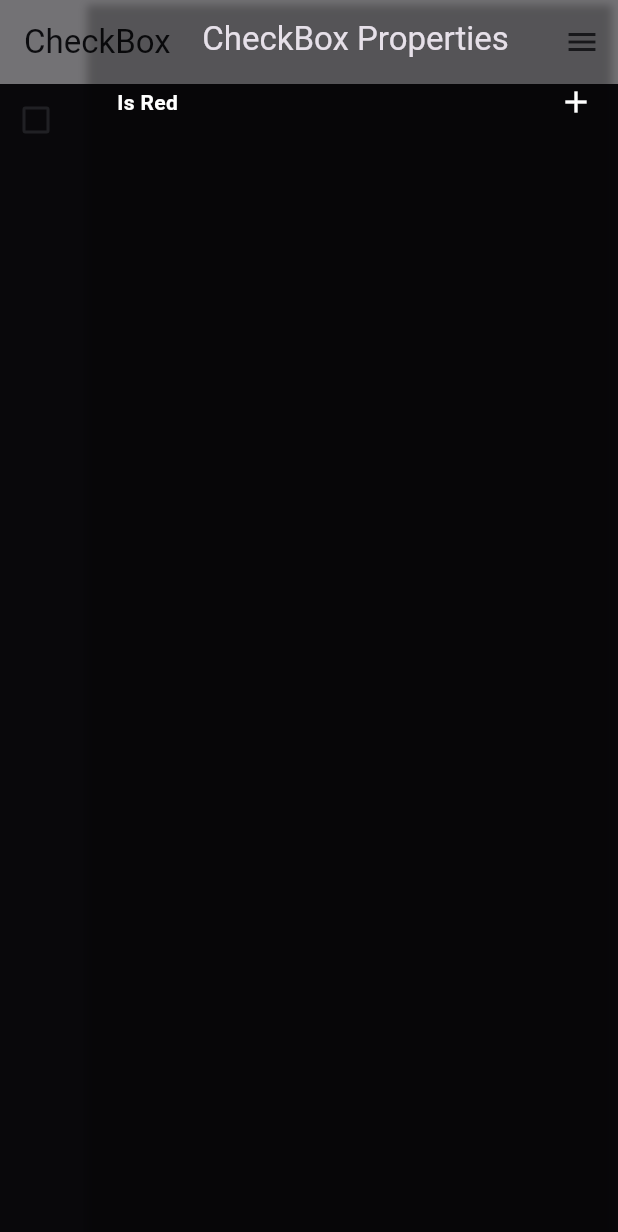
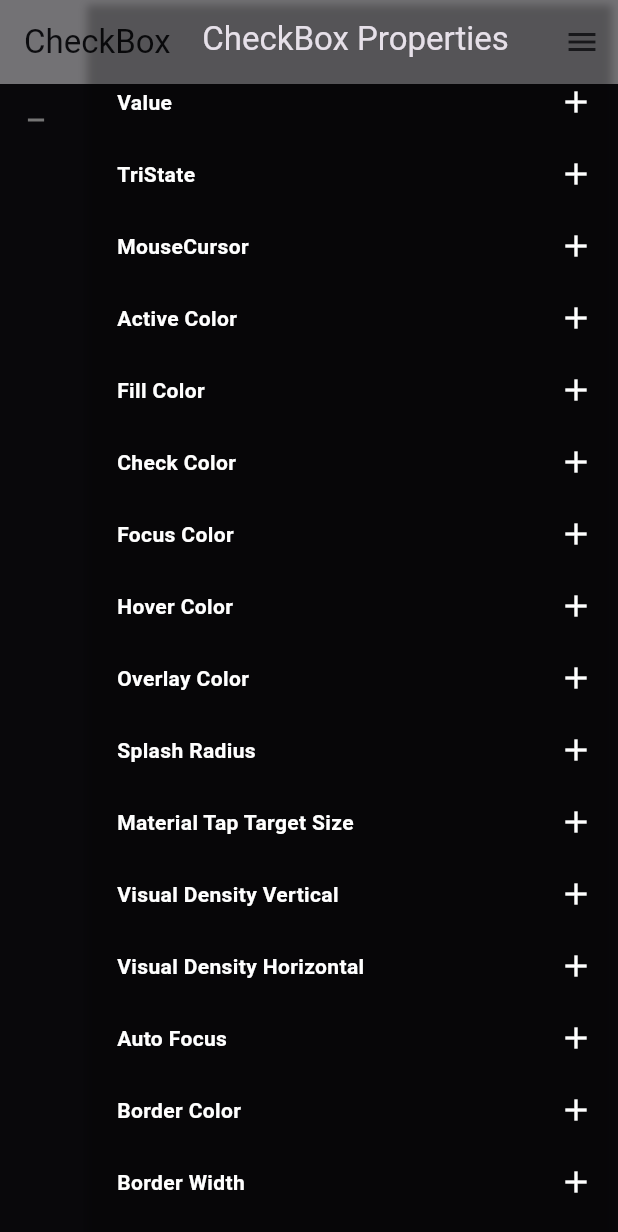
Before and after one commit to s4-ali/flutter_quest, a Flutter app: the CheckBoxPropertyExplorer widget shown alone on an empty page, opened directly, with the side drawer open, on a phone screen of 412 x 824 dp. Shown: the top 1232 px of the screen. Run offline on Flutter 3.47's test engine with Material 2 defaults, Android fonts, the phone set to English and light mode, and no system bars; our stand-ins replace responsive_builder.

Commit message:
#30: implemented fields in checkbox widget

```diff
--- a/lib/catalog/widgets/checkbox.dart
+++ b/lib/catalog/widgets/checkbox.dart
@@ -1,5 +1,9 @@
 import 'package:flutter/material.dart';
 import 'package:flutter_quest/property_fields/boolean_field.dart';
+import 'package:flutter_quest/property_fields/box_border_field.dart';
+import 'package:flutter_quest/property_fields/color_field.dart';
+import 'package:flutter_quest/property_fields/list_field.dart';
+import 'package:flutter_quest/property_fields/number_field.dart';
 import 'package:flutter_quest/widgets/core/propery_builder.dart';
 
 class CheckBoxPropertyExplorer extends StatelessWidget {
@@ -12,23 +16,123 @@ class CheckBoxPropertyExplorer extends StatelessWidget {
     return PropertyExplorerBuilder(
       widgetName: "CheckBox",
       builder: (provider) {
-        final isRed = provider.booleanField(id: "isRed", title: "Is Red");
-        final activeColor = isRed == null
-            ? Colors.green
-            : isRed
-                ? Colors.red
-                : Colors.blue;
-        final checkColor = isRed == null
-            ? Colors.green
-            : isRed
-                ? Colors.red
-                : Colors.blue;
+        final value = provider.booleanField(
+          id: "value",
+          title: "Value",
+        );
+        final triState = provider.booleanField(
+              id: "triState",
+              title: "TriState",
+            ) ??
+            false;
+        final mouseCursor = provider.listField<MouseCursor>(
+          id: "mouseCursor",
+          title: "MouseCursor",
+          values: [MouseCursor.defer, MouseCursor.uncontrolled],
+        );
+        final activeColor = provider.colorField(
+          id: "activeColor",
+          title: "Active Color",
+        );
+        final fillColor = provider.colorField(
+          id: "fillColor",
+          title: "Fill Color",
+        );
+        final checkColor = provider.colorField(
+          id: "checkColor",
+          title: "Check Color",
+        );
+        final focusColor = provider.colorField(
+          id: "focusColor",
+          title: "Focus Color",
+        );
+        final hoverColor = provider.colorField(
+          id: "hoverColor",
+          title: "Hover Color",
+        );
+        final overLayColor = provider.colorField(
+          id: "overLayColor",
+          title: "Overlay Color",
+        );
+        final splashRadius =
+            provider.numberField(id: "splashRadius", title: "Splash Radius") ??
+                0.0;
+        final materialTapTargetSize = provider.listField<MaterialTapTargetSize>(
+          id: "materialTapTargetSize",
+          title: "Material Tap Target Size",
+          values: MaterialTapTargetSize.values,
+        );
+        final visualDensityVertical = provider.numberField(
+                id: "visualDensityVertical",
+                title: "Visual Density Vertical") ??
+            0.0;
+        final visualDensityHorizontal = provider.numberField(
+                id: "visualDensityHorizontal",
+                title: "Visual Density Horizontal") ??
+            0.0;
+
+        final autoFocus =
+            provider.booleanField(id: "autoFocus", title: "Auto Focus");
+        final borderColor = provider.colorField(
+          id: "borderColor",
+          title: "Border Color",
+        );
+        final borderWidth =
+            provider.numberField(id: "borderWidth", title: "Border Width") ??
+                1.0;
+        final borderStyle = provider.listField<BorderStyle>(
+            id: "borderStyle",
+            title: "Border Style",
+            values: BorderStyle.values);
+        final strokeAlign =
+            provider.numberField(id: "strokeAlign", title: "Stroke Align") ??
+                0.0;
+        final eccentricity =
+            provider.numberField(id: "eccentricity", title: "Eccentricity") ??
+                0.0;
+        final isError = provider.booleanField(id: "isError", title: "isError");
+        final semanticLabel =
+            provider.numberField(id: "semanticLabel", title: "Semantic Label");
 
         return Checkbox(
-          value: false,
+          value: value,
+          tristate: triState,
+          mouseCursor: mouseCursor,
+          activeColor: activeColor,
+          fillColor: MaterialStateProperty.resolveWith<Color>(
+            (Set<MaterialState> states) {
+              return fillColor ?? Colors.transparent; // Default color
+            },
+          ),
+          checkColor: checkColor,
+          focusColor: focusColor,
+          hoverColor: hoverColor,
+          overlayColor: MaterialStateProperty.resolveWith<Color>(
+            (Set<MaterialState> states) {
+              return overLayColor ?? Colors.transparent; // Default color
+            },
+          ),
+          splashRadius: splashRadius.toDouble(),
+          materialTapTargetSize: materialTapTargetSize,
+          visualDensity: VisualDensity(
+            vertical: visualDensityVertical.toDouble(),
+            horizontal: visualDensityHorizontal.toDouble(),
+          ),
+          focusNode: FocusNode(),
+          autofocus: autoFocus ?? false,
+          shape: CircleBorder(
+            side: const BorderSide(),
+            eccentricity: eccentricity.toDouble(),
+          ),
+          side: BorderSide(
+            color: borderColor ?? const Color(0xFF000000),
+            width: borderWidth.toDouble(),
+            style: borderStyle ?? BorderStyle.solid,
+            strokeAlign: strokeAlign.toDouble(),
+          ),
+          isError: isError ?? false,
+          semanticLabel: semanticLabel.toString(),
           onChanged: (val) {},
-          activeColor: activeColor,
-          checkColor: checkColor,
         );
       },
     );
```
